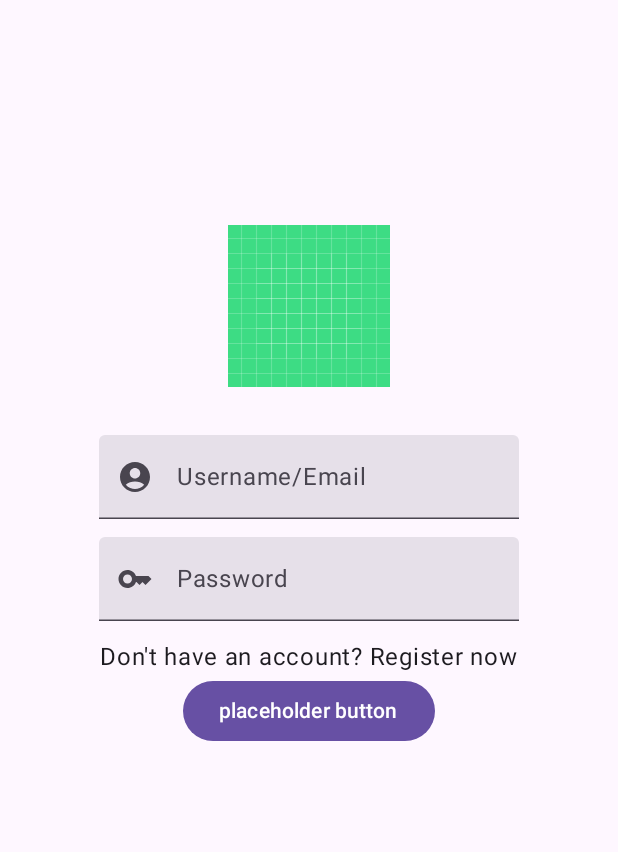
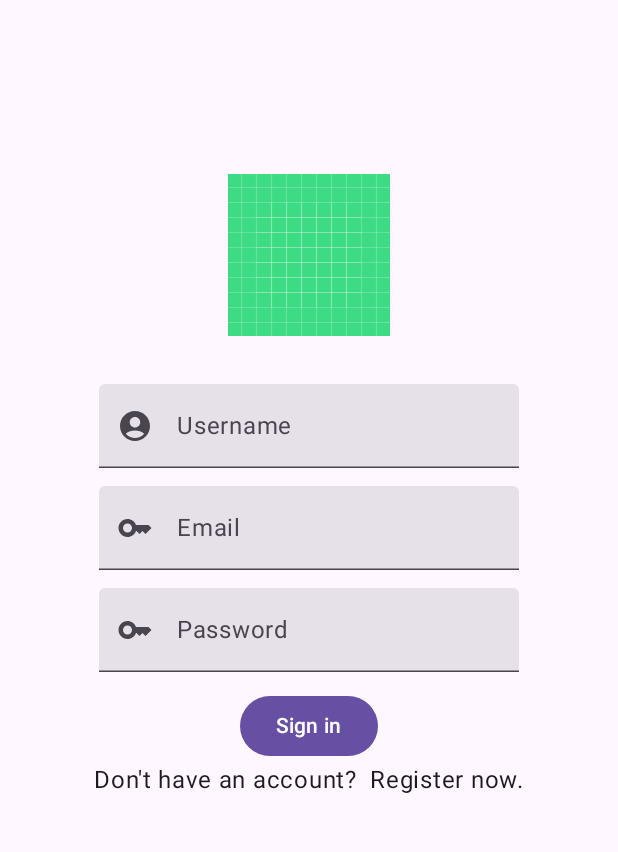
Before and after one commit to Sobolanu/Spektar, an Android app built with Jetpack Compose: the screen it shows after launch (MainActivity), on a phone screen of 412 x 824 dp, the part 132-984 px from its top. Run offline under Robolectric (Android 15) with nearby library versions, the phone set to English and light mode, and no system bars; our stand-ins replace Firebase (no records; nobody signed in at launch, a user with empty details on screens opened directly); 1 statement that could not run was skipped.

Commit message:
Prepared Firebase user authentication for later use in app, mild reconstruction of project

```diff
--- a/app/build.gradle.kts
+++ b/app/build.gradle.kts
@@ -80,6 +80,7 @@ dependencies {
     implementation(platform("com.google.firebase:firebase-bom:34.7.0"))
     implementation("com.google.firebase:firebase-analytics")
     implementation("com.google.firebase:firebase-firestore")
+    implementation("com.firebaseui:firebase-ui-auth:9.0.0")
 
     // ROOM database:
     implementation("androidx.room:room-ktx:${roomVersion}")
--- a/app/src/main/java/com/example/spektar/MainActivity.kt
+++ b/app/src/main/java/com/example/spektar/MainActivity.kt
@@ -13,8 +13,9 @@ import com.example.spektar.models.repositories.CategoryRepository
 import com.example.spektar.models.repositories.GameRepository
 import com.example.spektar.models.repositories.MovieRepository
 import com.example.spektar.models.repositories.ShowRepository
-import com.example.spektar.viewmodels.MediaViewModel
-import com.example.spektar.viewmodels.MediaViewModelFactory
+import com.example.spektar.screens.mediaCategories.MediaViewModel
+import com.example.spektar.screens.mediaCategories.MediaViewModelFactory
+import com.example.spektar.screens.userScreens.SignInViewModel
 import com.google.firebase.Firebase
 import com.google.firebase.firestore.FirebaseFirestore
 import com.google.firebase.firestore.firestore
@@ -22,6 +23,12 @@ import com.google.firebase.firestore.firestore
 object FirestoreManager {
     val db: FirebaseFirestore by lazy { Firebase.firestore }
 }
+
+/*
+    TODO:
+        - apparently ViewModels may/may not contain the bones for navigation so sort that shit out
+        - clean up the app a bit cause damn this project is MESSY.
+*/
 
 class MainActivity : ComponentActivity() {
     override fun onCreate(savedInstanceState: Bundle?) {
@@ -31,7 +38,7 @@ class MainActivity : ComponentActivity() {
             SpektarTheme(
                 dynamicColor = false
             ) {
-                val viewModel: MediaViewModel by viewModels {
+                val mediaViewModel: MediaViewModel by viewModels {
                     MediaViewModelFactory(
                         CategoryRepository(),
 
@@ -42,7 +49,12 @@ class MainActivity : ComponentActivity() {
                     )
                 }
 
-                SpektarNavigation(viewModel)
+                val signInViewModel: SignInViewModel by viewModels()
+
+                SpektarNavigation(
+                    mediaViewModel,
+                    signInViewModel
+                )
             }
         }
     }
--- a/app/src/main/java/com/example/spektar/Navigation.kt
+++ b/app/src/main/java/com/example/spektar/Navigation.kt
@@ -1,6 +1,5 @@
 package com.example.spektar
 
-import android.content.Context
 import android.net.Uri
 import android.os.Bundle
 import androidx.compose.runtime.Composable
@@ -10,10 +9,12 @@ import androidx.navigation.compose.NavHost
 import androidx.navigation.compose.composable
 import androidx.navigation.compose.rememberNavController
 import androidx.navigation.toRoute
-import com.example.spektar.screens.CategoryScreen
-import com.example.spektar.screens.CreateUserScreen
-import com.example.spektar.screens.MediaDetailsScreen
-import com.example.spektar.viewmodels.MediaViewModel
+import com.example.spektar.screens.mediaCategories.CategoryScreen
+import com.example.spektar.screens.userScreens.CreateUserScreen
+import com.example.spektar.screens.mediaDetails.MediaDetailsScreen
+import com.example.spektar.screens.userScreens.UserRegistrationScreen
+import com.example.spektar.screens.mediaCategories.MediaViewModel
+import com.example.spektar.screens.userScreens.SignInViewModel
 import kotlinx.serialization.Serializable
 import kotlinx.serialization.encodeToString
 import kotlinx.serialization.json.Json
@@ -21,10 +22,11 @@ import kotlin.reflect.typeOf
 
 @Composable
 fun SpektarNavigation(
-    viewModel : MediaViewModel = viewModel(),
+    mediaViewModel : MediaViewModel = viewModel(),
+    signInViewModel : SignInViewModel = viewModel(), // fix cause you get a funky error from it lmaooooooooo
 ) {
     val navController = rememberNavController()
-    NavHost(navController = navController, startDestination = UserCreateScreen) {
+    NavHost(navController = navController, startDestination = UserLoginScreen) {
         composable<CategoryScreen> {
             CategoryScreen(
                 onImageClick = { position ->
@@ -33,7 +35,7 @@ fun SpektarNavigation(
                         position.mediaIndexInsideOfCategory
                     ))
                 },
-                viewModel = viewModel
+                viewModel = mediaViewModel
             )
         }
 
@@ -45,13 +47,20 @@ fun SpektarNavigation(
             MediaDetailsScreen(
                 onBackClick = { navController.popBackStack() },
                 mediaPosition = Pair(args.indexCategory, args.mediaIndexInsideOfCategory),
-                viewModel = viewModel
+                viewModel = mediaViewModel
             )
         }
 
-        composable<UserCreateScreen> {
+        composable<UserLoginScreen> {
             CreateUserScreen(
-                onTextClick = { navController.navigate(CategoryScreen) }
+                onTextClick = { navController.navigate(UserRegistrationScreen) },
+                // viewModel = signInViewModel
+            )
+        }
+
+        composable<UserRegistrationScreen> {
+            UserRegistrationScreen(
+
             )
         }
     }
@@ -68,7 +77,10 @@ data class MediaDetails(
 )
 
 @Serializable
-object UserCreateScreen
+object UserLoginScreen
+
+@Serializable
+object UserRegistrationScreen
 
 // Function that turns a certain type T into a NavType for use in the navigation
 inline fun <reified T> navTypeOf(
--- /dev/null
+++ b/app/src/main/java/com/example/spektar/models/accountServices/User.kt
@@ -0,0 +1,5 @@
+package com.example.spektar.models.accountServices
+
+data class User(
+    val id: String = ""
+)
--- a/app/src/main/java/com/example/spektar/models/NavigationTopAndBottomIcons.kt
+++ b/app/src/main/java/com/example/spektar/models/navigationIcons/NavigationTopAndBottomIcons.kt
@@ -1,4 +1,4 @@
-package com.example.spektar.models
+package com.example.spektar.models.navigationIcons
 
 import androidx.compose.material.icons.Icons
 import androidx.compose.material.icons.automirrored.filled.ArrowBack
--- a/app/src/main/java/com/example/spektar/screens/CreateUserScreen.kt
+++ /dev/null
@@ -1,145 +0,0 @@
-package com.example.spektar.screens
-
-import androidx.compose.foundation.Image
-import androidx.compose.foundation.layout.Arrangement
-import androidx.compose.foundation.layout.Column
-import androidx.compose.foundation.layout.Row
-import androidx.compose.foundation.layout.Spacer
-import androidx.compose.foundation.layout.WindowInsets
-import androidx.compose.foundation.layout.fillMaxSize
-import androidx.compose.foundation.layout.fillMaxWidth
-import androidx.compose.foundation.layout.padding
-import androidx.compose.foundation.text.input.rememberTextFieldState
-import androidx.compose.material.icons.Icons
-import androidx.compose.material.icons.filled.AccountCircle
-import androidx.compose.material.icons.filled.Key
-import androidx.compose.material.icons.filled.Mail
-import androidx.compose.material3.Button
-import androidx.compose.material3.Icon
-import androidx.compose.material3.MaterialTheme
-import androidx.compose.material3.Scaffold
-import androidx.compose.material3.Text
-import androidx.compose.material3.TextField
-import androidx.compose.runtime.Composable
-import androidx.compose.ui.Alignment
-import androidx.compose.ui.Modifier
-import androidx.compose.ui.res.painterResource
-import androidx.compose.ui.text.AnnotatedString
-import androidx.compose.ui.text.LinkAnnotation
-import androidx.compose.ui.text.SpanStyle
-import androidx.compose.ui.text.TextLinkStyles
-import androidx.compose.ui.text.buildAnnotatedString
-import androidx.compose.ui.text.withLink
-import androidx.compose.ui.text.withStyle
-import androidx.compose.ui.unit.dp
-import com.example.spektar.R
-
-@Composable
-fun CreateUserScreen(
-    onTextClick: () -> Unit
-) {
-    Scaffold(
-        contentWindowInsets = WindowInsets(
-            left = 16.dp,
-            top = 48.dp,
-            right = 16.dp,
-            bottom = 16.dp
-        )
-    ) { paddingValues ->
-        Row(
-            modifier = Modifier
-                .fillMaxWidth()
-                .padding(paddingValues),
-        ) {
-            Text(
-                text = "Welcome to Spektar.",
-                style = MaterialTheme.typography.headlineLarge,
-            )
-        }
-
-        Column(
-            modifier = Modifier
-                .fillMaxSize(),
-
-            verticalArrangement = Arrangement.Center,
-            horizontalAlignment = Alignment.CenterHorizontally
-        ) {
-
-            Image(
-                painterResource(R.drawable.ic_launcher_background), // placeholder for now, add logo of the app
-                contentDescription = "Spektar logo."
-            )
-
-            Spacer(
-                modifier = Modifier.padding(vertical = 16.dp)
-            )
-
-            TextField(
-                state = rememberTextFieldState(),
-                leadingIcon = { Icon(
-                    Icons.Filled.AccountCircle,
-                    contentDescription = "Username",
-                ) },
-                placeholder = { Text("Username/Email") },
-                modifier = Modifier.padding(bottom = 12.dp)
-            )
-
-            TextField(
-                state = rememberTextFieldState(),
-                leadingIcon = { Icon(
-                    Icons.Filled.Key,
-                    contentDescription = "Password",
-                ) },
-                placeholder = { Text("Password") },
-                modifier = Modifier.padding(bottom = 12.dp)
-            )
-
-            Text(
-                text = buildClickableText(
-                    text = "Don't have an account? Register now",
-                    clickableText = "Register now",
-                    style = SpanStyle(
-                        color = MaterialTheme.colorScheme.onBackground
-                    ),
-                    tag = "bla",
-                    onClick = { onTextClick } // make this go into register screen cause linkInteractionListener highk a bitch
-                )
-            )
-
-            Button(
-                onClick = onTextClick // navigate to some screen, for now as placeholder let it navigate to media category
-            ) {
-                Text(
-                    "placeholder button"
-                )
-            }
-
-        }
-    }
-}
-
-fun buildClickableText(
-    text: String, // The full text including the specific text
-    clickableText: String, // The specific text you want to be clickable
-    style: SpanStyle,
-    tag: String,
-    onClick: ((link: LinkAnnotation) -> Unit)? = null
-): AnnotatedString {
-    return buildAnnotatedString {
-        val startIndex = text.indexOf(clickableText)
-        val endIndex = startIndex + clickableText.length
-
-        withStyle(style = style) { append(text) }
-        addLink(
-            LinkAnnotation.Clickable(
-                tag = tag,
-                styles = TextLinkStyles(
-                    style = style.copy(/* update as needed */)
-                ),
-                linkInteractionListener = onClick
-            ),
-            startIndex,
-            endIndex
-        )
-    }
-}
--- a/app/src/main/java/com/example/spektar/screens/HomeScreen.kt
+++ b/app/src/main/java/com/example/spektar/screens/homeScreen/HomeScreen.kt
@@ -1,4 +1,4 @@
-package com.example.spektar.screens
+package com.example.spektar.screens.homeScreen
 
 import androidx.compose.runtime.Composable
 
--- a/app/src/main/java/com/example/spektar/viewmodels/MediaViewModel.kt
+++ b/app/src/main/java/com/example/spektar/screens/mediaCategories/MediaViewModel.kt
@@ -1,4 +1,4 @@
-package com.example.spektar.viewmodels
+package com.example.spektar.screens.mediaCategories
 import androidx.lifecycle.ViewModel
 import androidx.lifecycle.ViewModelProvider
 import androidx.lifecycle.viewModelScope
--- /dev/null
+++ b/app/src/main/java/com/example/spektar/screens/userScreens/UserLoginScreen.kt
@@ -0,0 +1,168 @@
+package com.example.spektar.screens.userScreens
+
+import androidx.activity.viewModels
+import androidx.compose.animation.AnimatedVisibility
+import androidx.compose.animation.expandHorizontally
+import androidx.compose.animation.fadeIn
+import androidx.compose.animation.fadeOut
+import androidx.compose.animation.shrinkHorizontally
+import androidx.compose.foundation.Image
+import androidx.compose.foundation.clickable
+import androidx.compose.foundation.layout.Arrangement
+import androidx.compose.foundation.layout.Column
+import androidx.compose.foundation.layout.Row
+import androidx.compose.foundation.layout.Spacer
+import androidx.compose.foundation.layout.WindowInsets
+import androidx.compose.foundation.layout.fillMaxSize
+import androidx.compose.foundation.layout.fillMaxWidth
+import androidx.compose.foundation.layout.padding
+import androidx.compose.foundation.text.input.rememberTextFieldState
+import androidx.compose.material.icons.Icons
+import androidx.compose.material.icons.filled.AccountCircle
+import androidx.compose.material.icons.filled.Key
+import androidx.compose.material3.Button
+import androidx.compose.material3.Icon
+import androidx.compose.material3.MaterialTheme
+import androidx.compose.material3.Scaffold
+import androidx.compose.material3.Text
+import androidx.compose.material3.TextField
+import androidx.compose.runtime.Composable
+import androidx.compose.runtime.LaunchedEffect
+import androidx.compose.runtime.collectAsState
+import androidx.compose.runtime.getValue
+import androidx.compose.runtime.mutableStateOf
+import androidx.compose.runtime.remember
+import androidx.compose.runtime.setValue
+import androidx.compose.ui.Alignment
+import androidx.compose.ui.Modifier
+import androidx.compose.ui.res.painterResource
+import androidx.compose.ui.unit.dp
+import com.example.spektar.R
+import kotlinx.coroutines.delay
+import androidx.lifecycle.viewmodel.compose.viewModel
+
+// make registration screen
+@Composable
+fun CreateUserScreen(
+    onTextClick: () -> Unit,
+    // viewModel: SignInViewModel = viewModel()
+) {
+    val usernameState = rememberTextFieldState()
+    val emailState = rememberTextFieldState()
+    val passwordState = rememberTextFieldState()
+
+    var visible by remember {mutableStateOf(false)}
+
+    LaunchedEffect(Unit) {
+        delay(100) // hardcoded 100ms delay
+        visible = true
+    }
+
+    Scaffold(
+        contentWindowInsets = WindowInsets(
+            left = 16.dp,
+            top = 48.dp,
+            right = 16.dp,
+            bottom = 16.dp
+        )
+    ) { paddingValues ->
+        Row(
+            modifier = Modifier
+                .fillMaxWidth()
+                .padding(paddingValues),
+        ) {
+                AnimatedVisibility(
+                    visible = visible,
+                    enter = expandHorizontally() + fadeIn(),
+                    exit = shrinkHorizontally() + fadeOut()
+                ) {
+                    Text(
+                        text = "Welcome to Spektar.",
+                        style = MaterialTheme.typography.headlineLarge,
+                    )
+                }
+            }
+
+        Column(
+            modifier = Modifier
+                .fillMaxSize(),
+
+            verticalArrangement = Arrangement.Center,
+            horizontalAlignment = Alignment.CenterHorizontally
+        ) {
+
+            Image(
+                painterResource(R.drawable.ic_launcher_background), // placeholder for now, add logo of the app
+                contentDescription = "Spektar logo."
+            )
+
+            Spacer(
+                modifier = Modifier.padding(vertical = 16.dp)
+            )
+
+            TextField(
+                state = usernameState,
+                leadingIcon = { Icon(
+                    Icons.Filled.AccountCircle,
+                    contentDescription = "Username",
+                ) },
+                placeholder = { Text("Username") },
+                modifier = Modifier.padding(bottom = 12.dp)
+            )
+
+            TextField(
+                state = emailState,
+                leadingIcon = { Icon(
+                    Icons.Filled.Key,
+                    contentDescription = "Email",
+                ) },
+                placeholder = { Text("Email") },
+                modifier = Modifier.padding(bottom = 12.dp)
+            )
+
+            TextField(
+                state = passwordState,
+                leadingIcon = { Icon(
+                    Icons.Filled.Key,
+                    contentDescription = "Password",
+                ) },
+                placeholder = { Text("Password") },
+                modifier = Modifier.padding(bottom = 12.dp)
+            )
+
+            Button(
+                onClick = {
+
+                }
+            ) {
+                Text(
+                    "Sign in"
+                )
+            }
+
+            Row(
+                modifier = Modifier
+                    .fillMaxWidth(),
+
+                horizontalArrangement = Arrangement.Center,
+                verticalAlignment = Alignment.CenterVertically
+            ) {
+                Text(
+                    modifier = Modifier.
+                        padding(end = 8.dp),
+
+                    text = "Don't have an account?"
+                )
+
+                Text(
+                    // figure out some nice color for this text to signify it's importance.
+                    modifier = Modifier.clickable(
+                        onClick = onTextClick
+                    ),
+
+                    text = "Register now."
+                )
+            }
+        }
+    }
+}
```
Also changed, not shown: app/src/main/java/com/example/spektar/models/User.kt (deleted, +0 -25 lines), app/src/main/java/com/example/spektar/models/accountServices/AccountService.kt (added, +13 -0 lines), app/src/main/java/com/example/spektar/models/accountServices/AccountServiceImpl.kt (added, +40 -0 lines), app/src/main/java/com/example/spektar/screens/mediaCategories/CategoryPageScreen.kt (renamed from app/src/main/java/com/example/spektar/screens/CategoryPageScreen.kt, +3 -4 lines), app/src/main/java/com/example/spektar/screens/mediaDetails/MediaDetails.kt (renamed from app/src/main/java/com/example/spektar/screens/MediaDetails.kt, +4 -14 lines), app/src/main/java/com/example/spektar/screens/mediaDetails/NotesViewModel.kt (renamed from app/src/main/java/com/example/spektar/viewmodels/NotesViewModel.kt, +2 -5 lines), app/src/main/java/com/example/spektar/screens/userScreens/SignInViewModel.kt (added, +35 -0 lines), app/src/main/java/com/example/spektar/screens/userScreens/UserRegistrationScreen.kt (added, +84 -0 lines), 2 other files.
